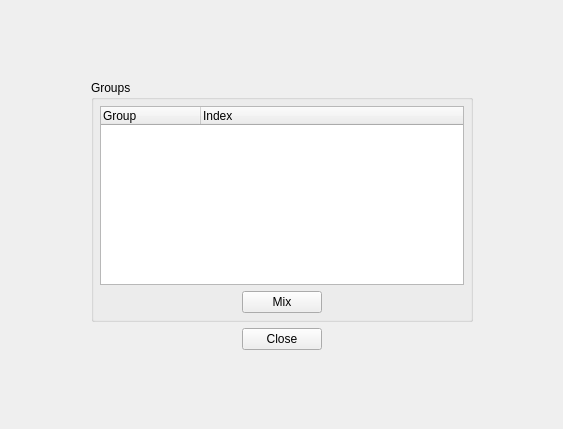
Qt form src/VMTD/VMTD/engine/VMTDEngineForm.ui (ekushko/qt-vxlan-mtd-old) before a commit.
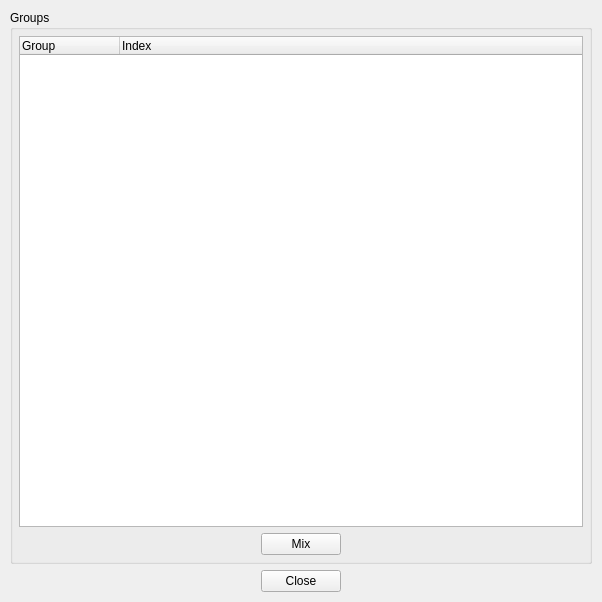
The same form after that commit. Icons and pictures are not drawn.

The edit to the form file:
```diff
--- a/src/VMTD/VMTD/engine/VMTDEngineForm.ui
+++ b/src/VMTD/VMTD/engine/VMTDEngineForm.ui
@@ -6,8 +6,8 @@
    <rect>
     <x>0</x>
     <y>0</y>
-    <width>563</width>
-    <height>429</height>
+    <width>602</width>
+    <height>602</height>
    </rect>
   </property>
   <property name="windowTitle">
@@ -68,14 +68,14 @@
       <widget class="QWidget" name="w_1" native="true">
        <property name="minimumSize">
         <size>
-         <width>400</width>
-         <height>288</height>
+         <width>600</width>
+         <height>600</height>
         </size>
        </property>
        <property name="maximumSize">
         <size>
-         <width>400</width>
-         <height>288</height>
+         <width>600</width>
+         <height>600</height>
         </size>
        </property>
        <layout class="QVBoxLayout" name="verticalLayout_2">
```
Left out of the diff: 2 changed lines with no effect on the pictures.
